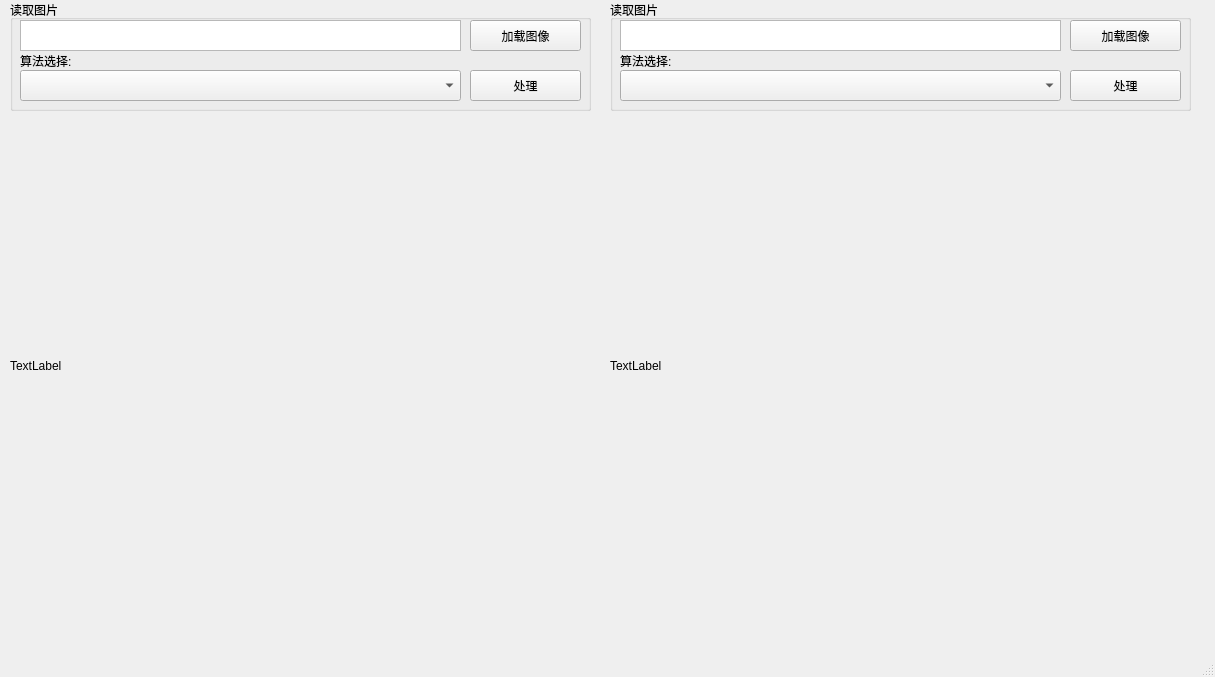
Above: UiFile/QtTest.ui from Yanggl-C/PythonWork before the change. Below: the same form after it.
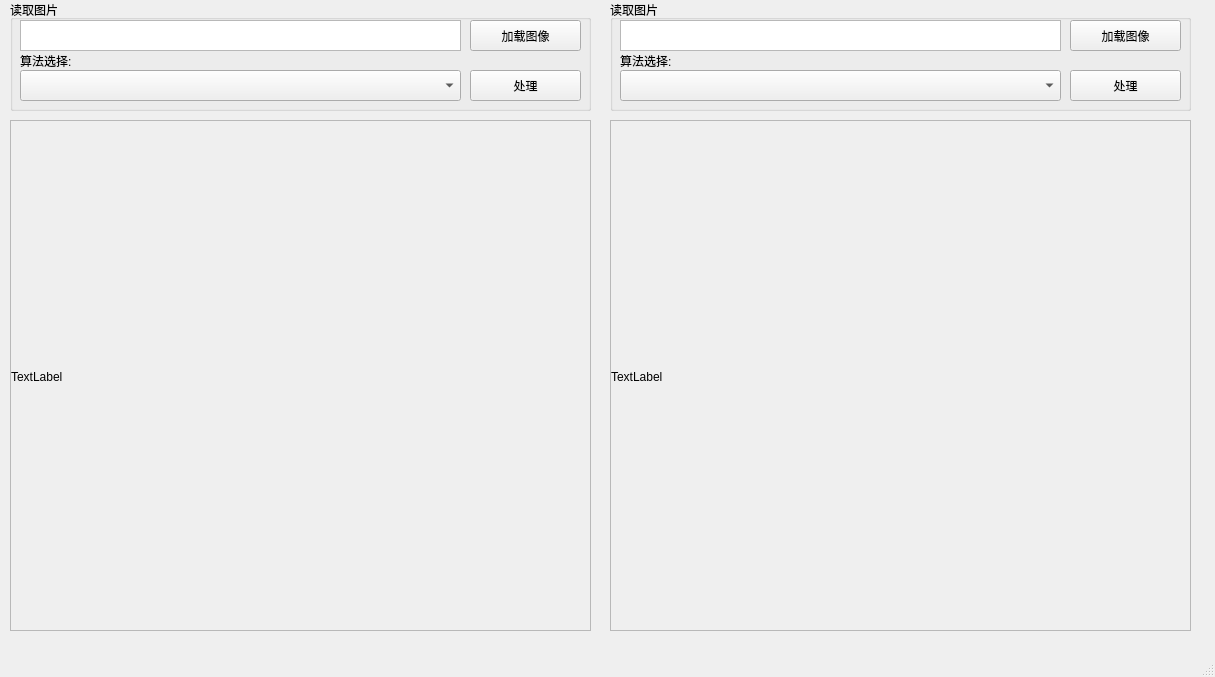
That is the form after the change.

The edit to the form file:
```diff
--- a/UiFile/QtTest.ui
+++ b/UiFile/QtTest.ui
@@ -161,31 +161,77 @@
      </property>
     </widget>
    </widget>
-   <widget class="QLabel" name="lab_showImg_2">
-    <property name="geometry">
-     <rect>
-      <x>610</x>
-      <y>120</y>
-      <width>581</width>
-      <height>491</height>
-     </rect>
-    </property>
-    <property name="text">
-     <string>TextLabel</string>
-    </property>
-   </widget>
-   <widget class="QLabel" name="lab_showImg">
+   <widget class="QScrollArea" name="scrollArea">
     <property name="geometry">
      <rect>
       <x>10</x>
       <y>120</y>
       <width>581</width>
-      <height>491</height>
+      <height>511</height>
      </rect>
     </property>
-    <property name="text">
-     <string>TextLabel</string>
+    <property name="widgetResizable">
+     <bool>true</bool>
     </property>
+    <widget class="QWidget" name="scrollAreaWidgetContents">
+     <property name="geometry">
+      <rect>
+       <x>0</x>
+       <y>0</y>
+       <width>579</width>
+       <height>509</height>
+      </rect>
+     </property>
+     <widget class="QLabel" name="lab_showImg">
+      <property name="geometry">
+       <rect>
+        <x>0</x>
+        <y>0</y>
+        <width>581</width>
+        <height>511</height>
+       </rect>
+      </property>
+      <property name="text">
+       <string>TextLabel</string>
+      </property>
+     </widget>
+    </widget>
+   </widget>
+   <widget class="QScrollArea" name="scrollArea_2">
+    <property name="geometry">
+     <rect>
+      <x>610</x>
+      <y>120</y>
+      <width>581</width>
+      <height>511</height>
+     </rect>
+    </property>
+    <property name="widgetResizable">
+     <bool>true</bool>
+    </property>
+    <widget class="QWidget" name="scrollAreaWidgetContents_2">
+     <property name="geometry">
+      <rect>
+       <x>0</x>
+       <y>0</y>
+       <width>579</width>
+       <height>509</height>
+      </rect>
+     </property>
+     <widget class="QLabel" name="lab_showImg_2">
+      <property name="geometry">
+       <rect>
+        <x>0</x>
+        <y>0</y>
+        <width>581</width>
+        <height>511</height>
+       </rect>
+      </property>
+      <property name="text">
+       <string>TextLabel</string>
+      </property>
+     </widget>
+    </widget>
    </widget>
   </widget>
   <widget class="QMenuBar" name="menubar">
```
